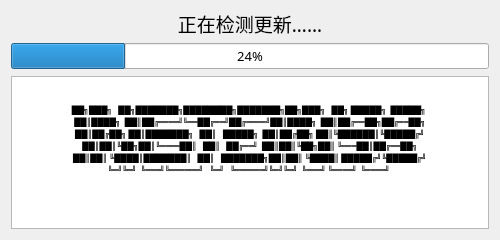
This is dialog.ui in Instein98/AutoUpdater-Qt as Qt 5 draws it before an edit. The edited form follows.
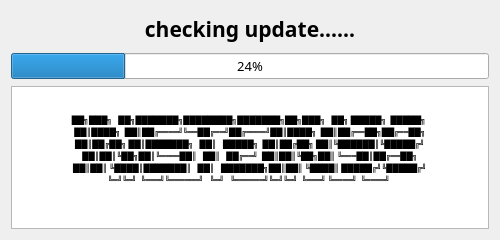
This is the edited form.

Patch:
```diff
--- a/dialog.ui
+++ b/dialog.ui
@@ -51,17 +51,22 @@
        <property name="minimumSize">
         <size>
          <width>0</width>
-         <height>25</height>
+         <height>35</height>
         </size>
        </property>
        <property name="font">
         <font>
-         <family>微软雅黑</family>
-         <pointsize>14</pointsize>
+         <family>Yu Gothic UI Semibold</family>
+         <pointsize>16</pointsize>
+         <weight>75</weight>
+         <bold>true</bold>
         </font>
        </property>
+       <property name="layoutDirection">
+        <enum>Qt::RightToLeft</enum>
+       </property>
        <property name="text">
-        <string>正在检测更新……</string>
+        <string>checking update……</string>
        </property>
        <property name="alignment">
         <set>Qt::AlignCenter</set>
```
